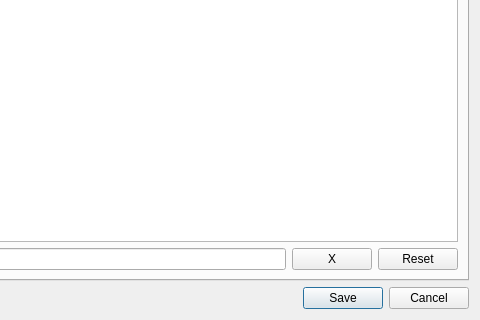
laurent22/akview, file src/preferencesdialog.ui: the form before one commit; both pictures show x 255 to 735 and y 84 to 404 of the 735 by 404 pixel window.
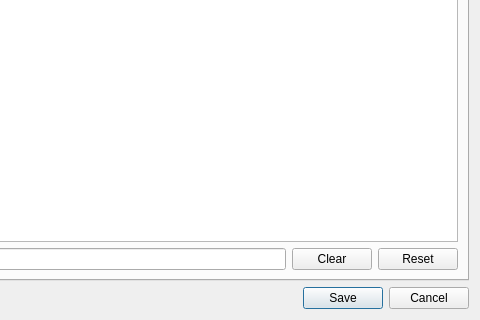
The form after the commit.

Commit message: Implemented Reset and Clear buttons in pref dialog and fixed various bugs

The edit to the form file:
```diff
--- a/src/preferencesdialog.ui
+++ b/src/preferencesdialog.ui
@@ -42,7 +42,7 @@
          <item>
           <widget class="QPushButton" name="shortcutDeleteButton">
            <property name="text">
-            <string>X</string>
+            <string>Clear</string>
            </property>
           </widget>
          </item>
```
Left out of the diff: 4 changed lines with no effect on the pictures. The commit also changes 6 other files.
